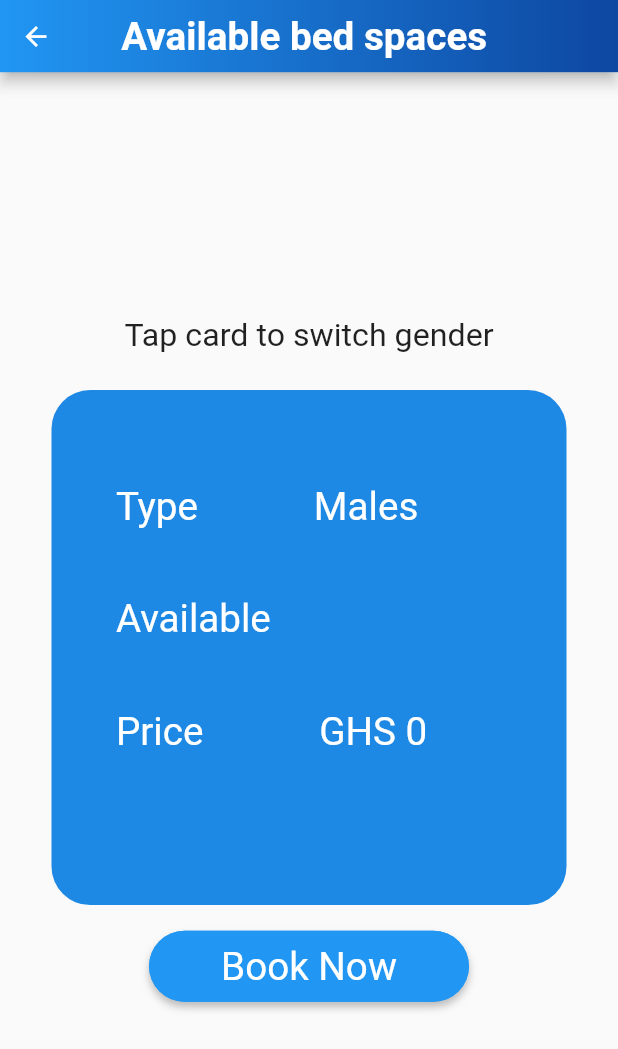
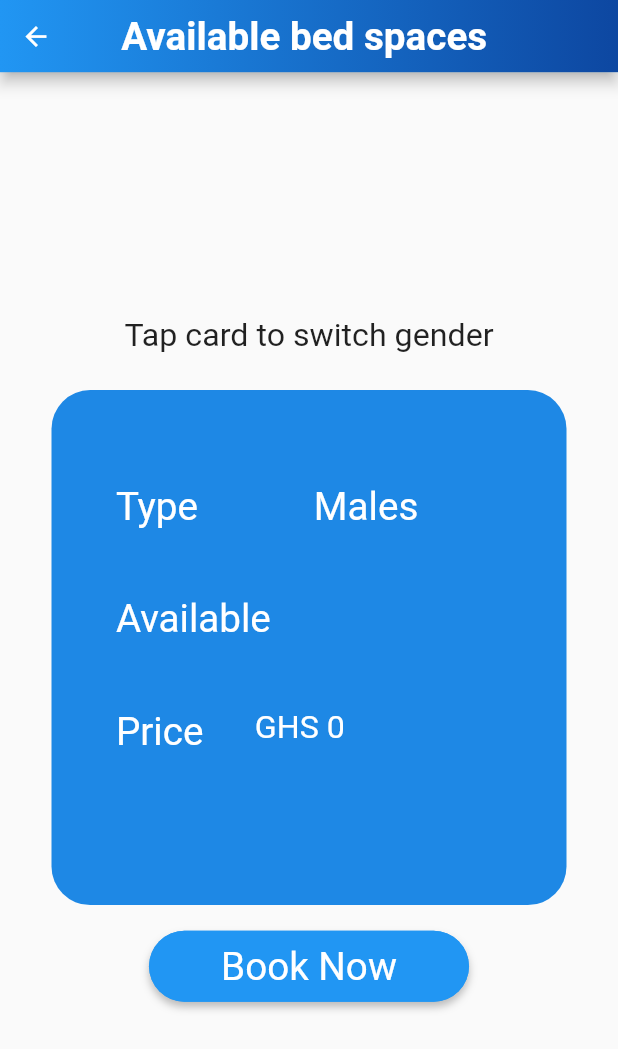
Before and after one commit to Formula-1-One/Formula1-Hostel-Booking-Frontend, a Flutter app: the RoomType screen opened directly with empty values, on a phone screen of 412 x 824 dp. Shown: the top 1049 px of the screen. Run offline on Flutter 3.47's test engine with Material 2 defaults, Android fonts, the phone set to English and light mode, and no system bars; drawn by our look-alikes of flip_card; our stand-ins replace animated_text_kit, carousel_pro, google_fonts, hexcolor, pdf, printing and 1 more; missing offline and left inert: email_auth.

Commit message:
stack overflow fixed

```diff
--- a/lib/pages_booking/room_type.dart
+++ b/lib/pages_booking/room_type.dart
@@ -143,11 +143,11 @@ class _RoomTypeState extends State<RoomType> {
                             color: Colors.white,
                             fontSize: 30,
                           ),),
-                        SizedBox(width: 90,),
+                        SizedBox(width: 40,),
                         Text('GHS ${widget.data["price"]}',
                           style: TextStyle(
                             color: Colors.white,
-                            fontSize: 30,
+                            fontSize: 25,
                           ),),
                       ],
                     ),
@@ -215,11 +215,11 @@ class _RoomTypeState extends State<RoomType> {
                               fontSize: 30,
                             ),),
                         ),
-                        SizedBox(width: 75,),
+                        SizedBox(width:40,),
                         Text('GHS ${widget.data["price"]}',
                           style: TextStyle(
                             color: Colors.white,
-                            fontSize: 30,
+                            fontSize: 25,
                           ),),
                       ],
                     ),
--- a/lib/welcomeScreen.dart
+++ b/lib/welcomeScreen.dart
@@ -129,7 +129,7 @@ class MainScreen extends StatelessWidget {
                           )
                       )
                   ),
-                  SizedBox(height: 20.0,),
+                  SizedBox(height: 35.0,),
                   Row(
                     mainAxisAlignment: MainAxisAlignment.center,
                     children: [
```
Also changed, not shown: pubspec.lock.
